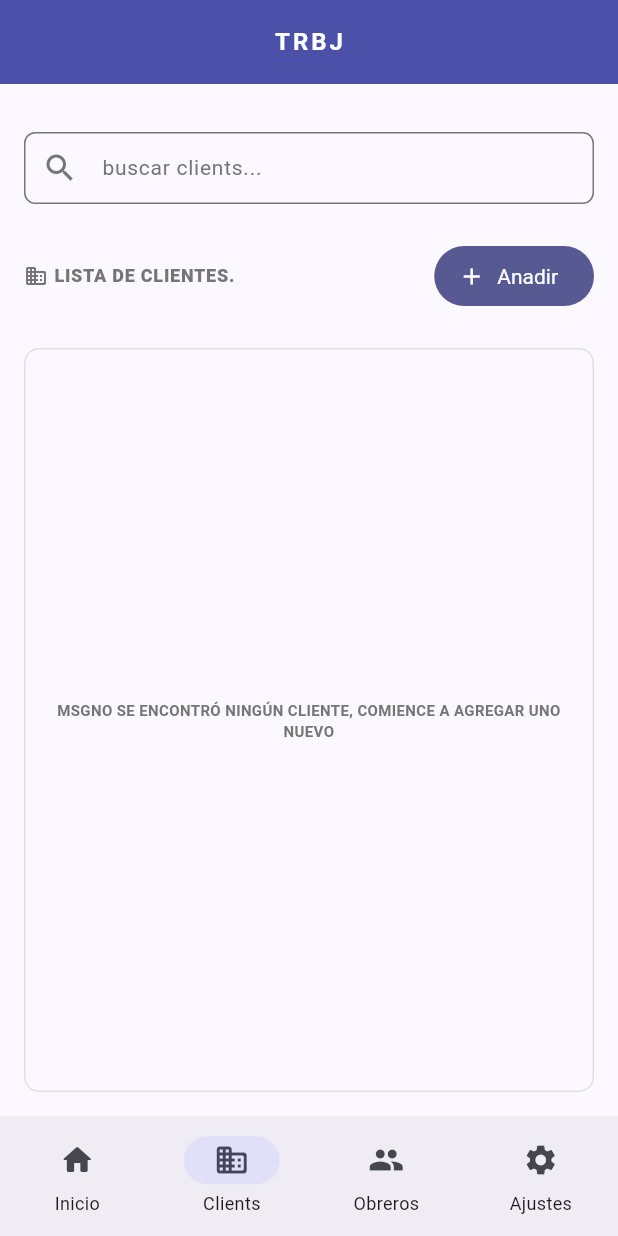
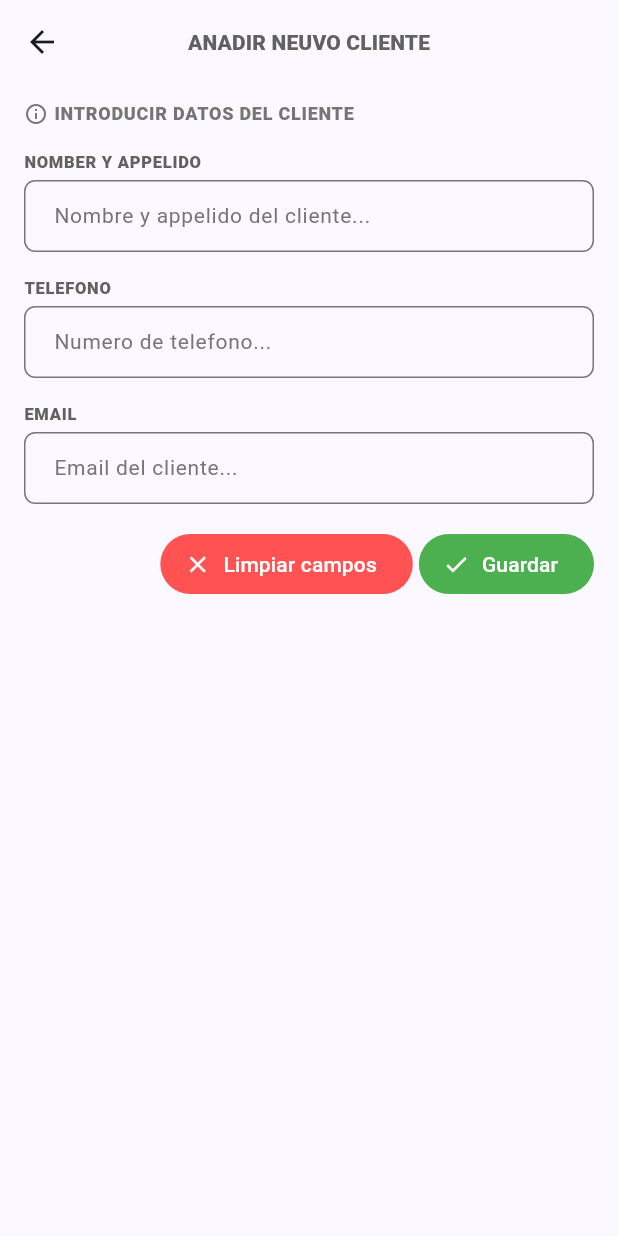
Before and after one commit to Simo672K/trbj, a Flutter app: the screen it shows after launch, item 2 of the bottom bar chosen, after a tap on "Anadir", on a phone screen of 412 x 824 dp. Run offline on Flutter 3.47's test engine with Material 3 defaults, Android fonts, the phone set to English and light mode, and no system bars; our stand-ins replace go_router, sqflite; accounts and stored records are empty.

Commit message:
feat: create client screen, validation class with rules chaining feature (zod like syntax) for flexible validation rules

```diff
--- /dev/null
+++ b/lib/src/features/client/domain/client_form_data_provider.dart
@@ -0,0 +1,3 @@
+import 'package:trbj/src/features/client/domain/client_model.dart';
+
+final List<ClientModel> clients = [];
--- /dev/null
+++ b/lib/src/features/client/domain/client_model.dart
@@ -0,0 +1,13 @@
+class ClientModel {
+  final String name;
+  final String phoneNumber;
+  final String email;
+  final String? createdAt;
+
+  const ClientModel(this.name, this.phoneNumber, this.email, this.createdAt);
+
+  @override
+  String toString() {
+    return 'ClientModel(name: $name, phoneNumber: $phoneNumber, email: $email, createdAt: $createdAt)';
+  }
+}
--- a/lib/src/features/client/presentation/client_screen/client_screen.dart
+++ b/lib/src/features/client/presentation/client_screen/client_screen.dart
@@ -1,4 +1,5 @@
 import 'package:flutter/material.dart';
+import 'package:go_router/go_router.dart';
 import 'package:trbj/src/features/client/presentation/widgets/clients_data_table.dart';
 import 'package:trbj/src/features/home/presentation/widgets/text_widget.dart';
 import 'package:trbj/src/features/search/presentation/widgets/search_field.dart';
@@ -26,7 +27,9 @@ class ClientScreen extends StatelessWidget {
                 StyledTitle("Lista de clientes."),
                 Spacer(),
                 FilledButton.icon(
-                  onPressed: () {},
+                  onPressed: () {
+                    context.push('/create_client');
+                  },
                   style: FilledButton.styleFrom(
                     textStyle: TextStyle(fontSize: 14),
                   ),
--- /dev/null
+++ b/lib/src/features/client/presentation/create_client_screen/create_client_screen.dart
@@ -0,0 +1,131 @@
+import 'package:flutter/material.dart';
+import 'package:trbj/src/features/client/domain/client_model.dart';
+import 'package:trbj/src/features/client/presentation/widgets/input_field.dart';
+import 'package:trbj/src/features/home/presentation/widgets/section_title.dart';
+import 'package:trbj/src/features/home/presentation/widgets/text_widget.dart';
+import 'package:trbj/src/utils/validator.dart';
+
+class CreateClientScreen extends StatelessWidget {
+  CreateClientScreen({super.key});
+
+  final _clientDataForm = GlobalKey<FormState>();
+  final TextEditingController _nameController = TextEditingController();
+  final TextEditingController _phoneNumberController = TextEditingController();
+  final TextEditingController _emailController = TextEditingController();
+
+  _handelFormSubmit() {
+    if (_clientDataForm.currentState!.validate()) {
+      ClientModel clientModel = ClientModel(
+        _nameController.text,
+        _phoneNumberController.text,
+        _emailController.text,
+        '',
+      );
+      print(clientModel);
+    }
+  }
+
+  _clearForm() {
+    _clientDataForm.currentState?.reset();
+    _nameController.clear();
+    _phoneNumberController.clear();
+    _emailController.clear();
+  }
+
+  @override
+  Widget build(BuildContext context) {
+    return Scaffold(
+      appBar: AppBar(
+        backgroundColor: Theme.of(context).scaffoldBackgroundColor,
+        title: StyledScreenTitle('Anadir neuvo cliente'),
+      ),
+      body: Container(
+        padding: EdgeInsets.symmetric(horizontal: 16, vertical: 12),
+        child: SingleChildScrollView(
+          child: SafeArea(
+            child: Form(
+              key: _clientDataForm,
+
+              child: Column(
+                crossAxisAlignment: CrossAxisAlignment.start,
+                children: [
+                  SectionTitle(
+                    icon: Icons.info_outline,
+                    title: "introducir datos del cliente",
+                  ),
+                  SizedBox(height: 16),
+
+                  StyledLabel('Nomber y appelido'),
+                  SizedBox(height: 4),
+                  InputField(
+                    controller: _nameController,
+                    placeholder: 'Nombre y appelido del cliente...',
+                    validatorRules:
+                        (value) =>
+                            Validator(value)
+                                .assertNotNull('Se requieren nombre y appelido')
+                                .applyRules(),
+                  ),
+
+                  SizedBox(height: 16),
+
+                  StyledLabel('telefono'),
+                  SizedBox(height: 4),
+                  InputField(
+                    controller: _phoneNumberController,
+                    placeholder: 'Numero de telefono...',
+                    type: TextInputType.number,
+                    validatorRules:
+                        (value) =>
+                            Validator(value)
+                                .assertNotNull(
+                                  'El número de teléfono es obligatorio.',
+                                )
+                                .isPhoneNumber(
+                                  'El formato del número de teléfono no es válido.',
+                                )
+                                .applyRules(),
+                  ),
+
+                  SizedBox(height: 16),
+
+                  StyledLabel('email'),
+                  SizedBox(height: 4),
+                  InputField(
+                    controller: _emailController,
+                    placeholder: 'Email del cliente...',
+                    type: TextInputType.emailAddress,
+                  ),
+
+                  SizedBox(height: 16),
+                  Row(
+                    children: [
+                      Spacer(),
+                      FilledButton.icon(
+                        onPressed: _clearForm,
+                        style: FilledButton.styleFrom(
+                          backgroundColor: Colors.redAccent,
+                        ),
+                        icon: Icon(Icons.close),
+                        label: Text('Limpiar campos'),
+                      ),
+                      SizedBox(width: 4),
+                      FilledButton.icon(
+                        onPressed: _handelFormSubmit,
+                        style: FilledButton.styleFrom(
+                          backgroundColor: Colors.green,
+                        ),
+                        icon: Icon(Icons.check),
+                        label: Text('Guardar'),
+                      ),
+                    ],
+                  ),
+                ],
+              ),
+            ),
+          ),
+        ),
+      ),
+    );
+  }
+}
--- /dev/null
+++ b/lib/src/features/client/presentation/widgets/input_field.dart
@@ -0,0 +1,33 @@
+import 'package:flutter/material.dart';
+
+class InputField extends StatelessWidget {
+  const InputField({
+    super.key,
+    required this.controller,
+    required this.placeholder,
+    this.type,
+    this.validatorRules,
+  });
+
+  final TextInputType? type;
+  final TextEditingController controller;
+  final String placeholder;
+  final FormFieldValidator<String>? validatorRules;
+
+  @override
+  Widget build(BuildContext context) {
+    return TextFormField(
+      controller: controller,
+      onTapOutside: (event) => FocusScope.of(context).unfocus(),
+      keyboardType: type,
+      validator: validatorRules,
+      decoration: InputDecoration(
+        contentPadding: EdgeInsets.only(left: 16, top: 1, bottom: 1),
+        border: OutlineInputBorder(borderRadius: BorderRadius.circular(7.5)),
+        hintText: placeholder,
+        hintStyle: TextStyle(fontSize: 14, color: Colors.grey[600]),
+      ),
+      style: TextStyle(fontSize: 14),
+    );
+  }
+}
--- a/lib/src/features/home/presentation/home_screen/home_screen.dart
+++ b/lib/src/features/home/presentation/home_screen/home_screen.dart
@@ -1,6 +1,7 @@
 import 'package:flutter/material.dart';
 import 'package:trbj/src/features/home/presentation/widgets/home_overview_card.dart';
 import 'package:trbj/src/features/home/presentation/widgets/operation_record_card.dart';
+import 'package:trbj/src/features/home/presentation/widgets/section_title.dart';
 import 'package:trbj/src/features/home/presentation/widgets/text_widget.dart';
 import 'package:trbj/src/features/home/presentation/widgets/transactions_record.dart';
 import 'package:trbj/src/theme/app_theme.dart';
@@ -37,12 +38,9 @@ class HomeScreen extends StatelessWidget {
                   style: TextStyle(color: Colors.white),
                 ),
               ),
-              Row(
-                children: [
-                  Icon(Icons.info_outline, size: 16, color: Colors.grey[600]),
-                  SizedBox(width: 4),
-                  StyledTitle("Inicio y informaciones."),
-                ],
+              SectionTitle(
+                icon: Icons.info_outline,
+                title: "Inicio y informaciones.",
               ),
               SizedBox(height: 12),
               Row(
@@ -91,18 +89,8 @@ class HomeScreen extends StatelessWidget {
               Divider(indent: 36, endIndent: 36),
 
               SizedBox(height: 16),
-              Row(
-                crossAxisAlignment: CrossAxisAlignment.center,
-                children: [
-                  Icon(
-                    Icons.description_outlined,
-                    size: 16,
-                    color: Colors.grey[600],
-                  ),
-                  SizedBox(width: 4),
-                  StyledTitle("Nóminas"),
-                ],
-              ),
+              SectionTitle(icon: Icons.description_outlined, title: "Nóminas"),
+
               SizedBox(height: 12),
               OperationRecordCard(),
               SizedBox(height: 16),
@@ -116,7 +104,7 @@ class HomeScreen extends StatelessWidget {
                   Icon(Icons.history, size: 16, color: Colors.grey[600]),
                   SizedBox(width: 4),
                   StyledTitle("operaciones recientes"),
-                  Expanded(child: SizedBox()),
+                  Spacer(),
                   TextButton(
                     onPressed: () {},
                     child: Text(
--- /dev/null
+++ b/lib/src/features/home/presentation/widgets/section_title.dart
@@ -0,0 +1,19 @@
+import 'package:flutter/material.dart';
+import 'package:trbj/src/features/home/presentation/widgets/text_widget.dart';
+
+class SectionTitle extends StatelessWidget {
+  const SectionTitle({super.key, required this.icon, required this.title});
+  final String title;
+  final IconData icon;
+
+  @override
+  Widget build(BuildContext context) {
+    return Row(
+      children: [
+        Icon(icon, size: 16, color: Colors.grey[600]),
+        SizedBox(width: 4),
+        StyledTitle(title),
+      ],
+    );
+  }
+}
--- a/lib/src/features/home/presentation/widgets/text_widget.dart
+++ b/lib/src/features/home/presentation/widgets/text_widget.dart
@@ -77,3 +77,41 @@ class StyledTitle extends StatelessWidget {
     );
   }
 }
+
+class StyledScreenTitle extends StatelessWidget {
+  const StyledScreenTitle(this.content, {super.key, this.style});
+  final String content;
+  final TextStyle? style;
+
+  @override
+  Widget build(BuildContext context) {
+    return Text(
+      content.toUpperCase(),
+      style: Theme.of(context).textTheme.labelLarge!.merge(
+        TextStyle(
+          fontWeight: FontWeight.w900,
+          color: Colors.grey[700],
+        ).merge(style),
+      ),
+    );
+  }
+}
+
+class StyledLabel extends StatelessWidget {
+  const StyledLabel(this.content, {super.key, this.style});
+  final String content;
+  final TextStyle? style;
+
+  @override
+  Widget build(BuildContext context) {
+    return Text(
+      content.toUpperCase(),
+      style: Theme.of(context).textTheme.labelSmall!.merge(
+        TextStyle(
+          fontWeight: FontWeight.w900,
+          color: Colors.grey[700],
+        ).merge(style),
+      ),
+    );
+  }
+}
--- a/lib/src/routing/router.dart
+++ b/lib/src/routing/router.dart
@@ -1,6 +1,7 @@
 import 'package:flutter/material.dart';
 import 'package:go_router/go_router.dart';
 import 'package:trbj/src/features/client/presentation/client_screen/client_screen.dart';
+import 'package:trbj/src/features/client/presentation/create_client_screen/create_client_screen.dart';
 import 'package:trbj/src/features/employee/presentation/employee_screen/employee_screen.dart';
 import 'package:trbj/src/features/home/presentation/home_screen/home_screen.dart';
 import 'package:trbj/src/routing/navigation_bar/nav_bar.dart';
@@ -47,5 +48,9 @@ final GoRouter appRouter = GoRouter(
         ),
       ],
     ),
+    GoRoute(
+      path: '/create_client',
+      builder: (context, state) => CreateClientScreen(),
+    ),
   ],
 );
--- /dev/null
+++ b/lib/src/utils/validator.dart
@@ -0,0 +1,44 @@
+import 'package:flutter/material.dart';
+
+typedef ValidatorFunc = FormFieldValidator<String>?;
+
+var PHONE_REGEX = RegExp(r'^[0-9]{9}$');
+var EMAIL_REGEX = RegExp(r'^[\w-]+(\.[\w-]+)*@([\w-]+\.)+[a-zA-Z]{2,7}$');
+
+class Validator {
+  Validator(this.value);
+
+  final String? value;
+
+  NotNullValidator assertNotNull(String feedbackError) {
+    if (value == null || value!.trim().isEmpty) {
+      return NotNullValidator._(value, feedbackError);
+    }
+    return NotNullValidator._(value, null);
+  }
+}
+
+class NotNullValidator {
+  NotNullValidator._(this.value, this._feedbackError);
+
+  final String? value;
+  String? _feedbackError;
+
+  NotNullValidator isPhoneNumber(String feedbackError) {
+    if (_feedbackError == null && !PHONE_REGEX.hasMatch(value!)) {
+      _feedbackError = feedbackError;
+    }
+    return this;
+  }
+
+  NotNullValidator isEmail(String feedbackError) {
+    if (_feedbackError == null && !EMAIL_REGEX.hasMatch(value!)) {
+      _feedbackError = feedbackError;
+    }
+    return this;
+  }
+
+  String? applyRules() {
+    return _feedbackError;
+  }
+}
```
